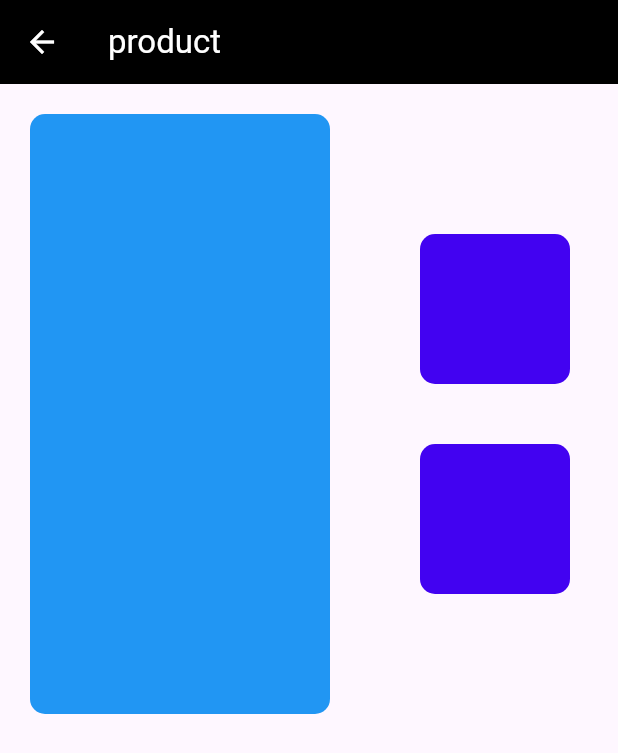
After one commit to Adrein10/flutter3, a Flutter app: the Product screen opened directly, on a phone screen of 412 x 824 dp. The commit adds this screen. Shown: the top 753 px of the screen. Run offline on Flutter 3.47's test engine with Material 3 defaults, Android fonts, the phone set to English and light mode, and no system bars.

Commit message:
practice row & column

```diff
--- a/lib/homescreen.dart
+++ b/lib/homescreen.dart
@@ -1,8 +1,9 @@
 
+import 'package:assign/product.dart';
 import 'package:assign/studentform.dart';
 import 'package:flutter/material.dart';
 class Homescreen extends StatefulWidget {
-  const Homescreen({ Key? key }) : super(key: key);
+  const Homescreen({ super.key });
 
   @override
   _HomescreenState createState() => _HomescreenState();
@@ -16,9 +17,15 @@ class _HomescreenState extends State<Homescreen> {
         child:ListView(
           children: [
              ListTile(
-                  title: Text("studentForm"),
+                  title: const Text("studentForm"),
                   onTap: () => {
-                    Navigator.push(context, MaterialPageRoute(builder: (context) => Studentform()))
+                    Navigator.push(context, MaterialPageRoute(builder: (context) => const Studentform()))
+                  },
+                ),
+                ListTile(
+                  title: const Text("Product"),
+                  onTap: () => {
+                    Navigator.push(context, MaterialPageRoute(builder: (context) => const Product()))
                   },
                 )
           ],
--- /dev/null
+++ b/lib/product.dart
@@ -0,0 +1,126 @@
+
+
+import 'package:flutter/material.dart';
+class Product extends StatefulWidget {
+  const Product({ Key? key }) : super(key: key);
+
+  @override
+  _ProductState createState() => _ProductState();
+}
+
+class _ProductState extends State<Product> {
+  @override
+  Widget build(BuildContext context) {
+    return Scaffold(
+      appBar: AppBar(
+        title: const Text("product"),
+        backgroundColor: Colors.black,
+        foregroundColor: Colors.white,
+      ),
+      body: SingleChildScrollView(
+        scrollDirection: Axis.vertical,
+        child:
+        Column(
+          children: [
+            SingleChildScrollView(
+              scrollDirection: Axis.horizontal,
+              child:
+              Row(
+                children: [
+                  Container(
+                    margin: const EdgeInsets.all(20),
+                    height: 400,
+                    width: 200,
+                    decoration: BoxDecoration(
+                      color: Colors.blue,
+                      borderRadius: BorderRadius.circular(10)
+                    ),
+                  ),
+                   const SizedBox(
+                    width: 20,
+                  ),
+                  SingleChildScrollView(
+                    scrollDirection: Axis.vertical,
+                    child:
+                    Column(
+                      children: [
+                        SingleChildScrollView(
+                          scrollDirection: Axis.horizontal,
+                          child:
+                          Row(
+                            children: [
+                              Container(
+                                margin: const EdgeInsets.all(20.0),
+                                height: 100,
+                                width: 100,
+                                decoration:  BoxDecoration(
+                                  color: const Color.fromARGB(255, 66, 2, 241),
+                                  borderRadius: BorderRadius.circular(10)
+                                ),
+                              ),
+                              const SizedBox(
+                                width: 20,
+                                height: 20,
+                              ),
+                              Container(
+                                margin: const EdgeInsets.all(20.0),
+                                height: 100,
+                                width: 100,
+                                decoration: BoxDecoration(
+                                  color: const Color.fromARGB(255, 66, 2, 241),
+                                  borderRadius: BorderRadius.circular(10)
+                                ),
+                              ),
+                              const SizedBox(
+                                width: 20,
+                                height: 20,
+                              )
+                            ],
+                          )
+                        ),
+                        SingleChildScrollView(
+                          scrollDirection: Axis.horizontal,
+                          child:
+                          Row(
+                            children: [
+                              Container(
+                                margin: const EdgeInsets.all(20.0),
+                                height: 100,
+                                width: 100,
+                                decoration: BoxDecoration(
+                                  color: const Color.fromARGB(255, 66, 2, 241),
+                                  borderRadius: BorderRadius.circular(10)
+                                ),
+                              ),
+                              const SizedBox(
+                                width: 20,
+                                height: 20,
+                              ),
+                              Container(
+                                margin: const EdgeInsets.all(20.0),
+                                height: 100,
+                                width: 100,
+                                decoration: BoxDecoration(
+                                  color: const Color.fromARGB(255, 66, 2, 241),
+                                  borderRadius: BorderRadius.circular(10)
+                                ),
+                              ),
+                              const SizedBox(
+                                width: 20,
+                                height: 20,
+                              )
+                            ],
+                          )
+                        )
+                      ],
+                    ),
+                  )
+                ],
+              ),
+            )
+          ],
+        ),
+      ),
+    );
+  }
+}
--- a/lib/studentform.dart
+++ b/lib/studentform.dart
@@ -1,6 +1,6 @@
 import 'package:flutter/material.dart';
 class Studentform extends StatefulWidget {
-  const Studentform({ Key? key }) : super(key: key);
+  const Studentform({ super.key });
 
   @override
   _StudentformState createState() => _StudentformState();
@@ -15,16 +15,6 @@ class _StudentformState extends State<Studentform> {
         foregroundColor: Colors.white,
         backgroundColor: Colors.black,
       ),
-      body:
-      const SingleChildScrollView(
-        scrollDirection: Axis.vertical,
-        child:
-        Column(
-          children: [
-
-          ],
-        ),
-      ),
     );
   }
 }
```
Also changed, not shown: pubspec.lock.
